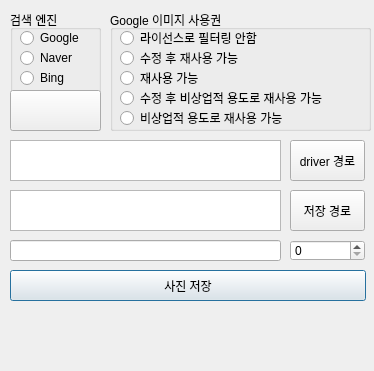
Above: Image_Scrapper.ui from Adrian123K/image-scrapper before the change. Below: the same form after it.
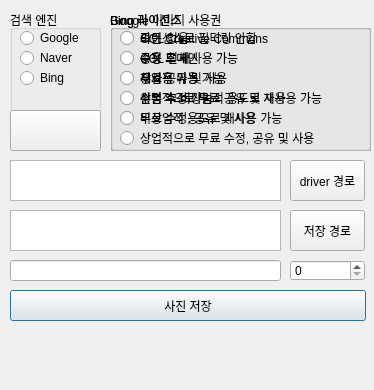
That is the form after the change.

Commit message: update copyright naver and bing

Patch:
```diff
--- a/Image_Scrapper.ui
+++ b/Image_Scrapper.ui
@@ -7,7 +7,7 @@
     <x>0</x>
     <y>0</y>
     <width>374</width>
-    <height>371</height>
+    <height>390</height>
    </rect>
   </property>
   <property name="windowTitle">
@@ -17,7 +17,7 @@
    <property name="geometry">
     <rect>
      <x>10</x>
-     <y>270</y>
+     <y>290</y>
      <width>356</width>
      <height>31</height>
     </rect>
@@ -32,7 +32,7 @@
      <x>10</x>
      <y>10</y>
      <width>91</width>
-     <height>121</height>
+     <height>141</height>
     </rect>
    </property>
    <property name="title">
@@ -81,7 +81,7 @@
     <property name="geometry">
      <rect>
       <x>0</x>
-      <y>80</y>
+      <y>100</y>
       <width>91</width>
       <height>41</height>
      </rect>
@@ -97,7 +97,7 @@
      <x>110</x>
      <y>10</y>
      <width>261</width>
-     <height>121</height>
+     <height>141</height>
     </rect>
    </property>
    <property name="title">
@@ -173,7 +173,7 @@
    <property name="geometry">
     <rect>
      <x>290</x>
-     <y>190</y>
+     <y>210</y>
      <width>75</width>
      <height>41</height>
     </rect>
@@ -186,7 +186,7 @@
    <property name="geometry">
     <rect>
      <x>10</x>
-     <y>310</y>
+     <y>330</y>
      <width>351</width>
      <height>51</height>
     </rect>
@@ -199,7 +199,7 @@
    <property name="geometry">
     <rect>
      <x>10</x>
-     <y>190</y>
+     <y>210</y>
      <width>271</width>
      <height>41</height>
     </rect>
@@ -209,7 +209,7 @@
    <property name="geometry">
     <rect>
      <x>290</x>
-     <y>240</y>
+     <y>260</y>
      <width>75</width>
      <height>21</height>
     </rect>
@@ -222,7 +222,7 @@
    <property name="geometry">
     <rect>
      <x>10</x>
-     <y>240</y>
+     <y>260</y>
      <width>271</width>
      <height>21</height>
     </rect>
@@ -232,7 +232,7 @@
    <property name="geometry">
     <rect>
      <x>10</x>
-     <y>140</y>
+     <y>160</y>
      <width>271</width>
      <height>41</height>
     </rect>
@@ -242,7 +242,7 @@
    <property name="geometry">
     <rect>
      <x>290</x>
-     <y>140</y>
+     <y>160</y>
      <width>75</width>
      <height>41</height>
     </rect>
@@ -251,6 +251,162 @@
     <string>driver 경로</string>
    </property>
   </widget>
+  <widget class="QGroupBox" name="bing_copyright">
+   <property name="geometry">
+    <rect>
+     <x>110</x>
+     <y>10</y>
+     <width>261</width>
+     <height>141</height>
+    </rect>
+   </property>
+   <property name="title">
+    <string>Bing 라이선스</string>
+   </property>
+   <widget class="QRadioButton" name="bing_0">
+    <property name="geometry">
+     <rect>
+      <x>10</x>
+      <y>20</y>
+      <width>241</width>
+      <height>16</height>
+     </rect>
+    </property>
+    <property name="text">
+     <string>모든 Creative Commons</string>
+    </property>
+   </widget>
+   <widget class="QRadioButton" name="bing_1">
+    <property name="geometry">
+     <rect>
+      <x>10</x>
+      <y>40</y>
+      <width>241</width>
+      <height>16</height>
+     </rect>
+    </property>
+    <property name="text">
+     <string>공용 도메인</string>
+    </property>
+   </widget>
+   <widget class="QRadioButton" name="bing_2">
+    <property name="geometry">
+     <rect>
+      <x>10</x>
+      <y>60</y>
+      <width>241</width>
+      <height>16</height>
+     </rect>
+    </property>
+    <property name="text">
+     <string>무료 공유 및 사용</string>
+    </property>
+   </widget>
+   <widget class="QRadioButton" name="bing_3">
+    <property name="geometry">
+     <rect>
+      <x>10</x>
+      <y>80</y>
+      <width>241</width>
+      <height>16</height>
+     </rect>
+    </property>
+    <property name="text">
+     <string>상업적으로 무료 공유 및 사용</string>
+    </property>
+   </widget>
+   <widget class="QRadioButton" name="bing_4">
+    <property name="geometry">
+     <rect>
+      <x>10</x>
+      <y>100</y>
+      <width>241</width>
+      <height>16</height>
+     </rect>
+    </property>
+    <property name="text">
+     <string>무료 수정, 공유 및 사용</string>
+    </property>
+   </widget>
+   <widget class="QRadioButton" name="bing_5">
+    <property name="geometry">
+     <rect>
+      <x>10</x>
+      <y>120</y>
+      <width>241</width>
+      <height>16</height>
+     </rect>
+    </property>
+    <property name="text">
+     <string>상업적으로 무료 수정, 공유 및 사용</string>
+    </property>
+   </widget>
+  </widget>
+  <widget class="QGroupBox" name="naver_copyright">
+   <property name="geometry">
+    <rect>
+     <x>110</x>
+     <y>10</y>
+     <width>261</width>
+     <height>141</height>
+    </rect>
+   </property>
+   <property name="title">
+    <string>Bing 라이선스</string>
+   </property>
+   <widget class="QRadioButton" name="naver_0">
+    <property name="geometry">
+     <rect>
+      <x>10</x>
+      <y>20</y>
+      <width>241</width>
+      <height>16</height>
+     </rect>
+    </property>
+    <property name="text">
+     <string>CCL 없음</string>
+    </property>
+   </widget>
+   <widget class="QRadioButton" name="naver_1">
+    <property name="geometry">
+     <rect>
+      <x>10</x>
+      <y>40</y>
+      <width>241</width>
+      <height>16</height>
+     </rect>
+    </property>
+    <property name="text">
+     <string>CCL 전체</string>
+    </property>
+   </widget>
+   <widget class="QRadioButton" name="naver_2">
+    <property name="geometry">
+     <rect>
+      <x>10</x>
+      <y>60</y>
+      <width>241</width>
+      <height>16</height>
+     </rect>
+    </property>
+    <property name="text">
+     <string>상업적 이용 가능</string>
+    </property>
+   </widget>
+   <widget class="QRadioButton" name="naver_4">
+    <property name="geometry">
+     <rect>
+      <x>10</x>
+      <y>80</y>
+      <width>241</width>
+      <height>16</height>
+     </rect>
+    </property>
+    <property name="text">
+     <string>원본 수정 가능</string>
+    </property>
+   </widget>
+  </widget>
  </widget>
  <resources/>
  <connections/>
```
Left out of the diff: 2 changed lines with no effect on the pictures. The commit also changes 2 other files.
